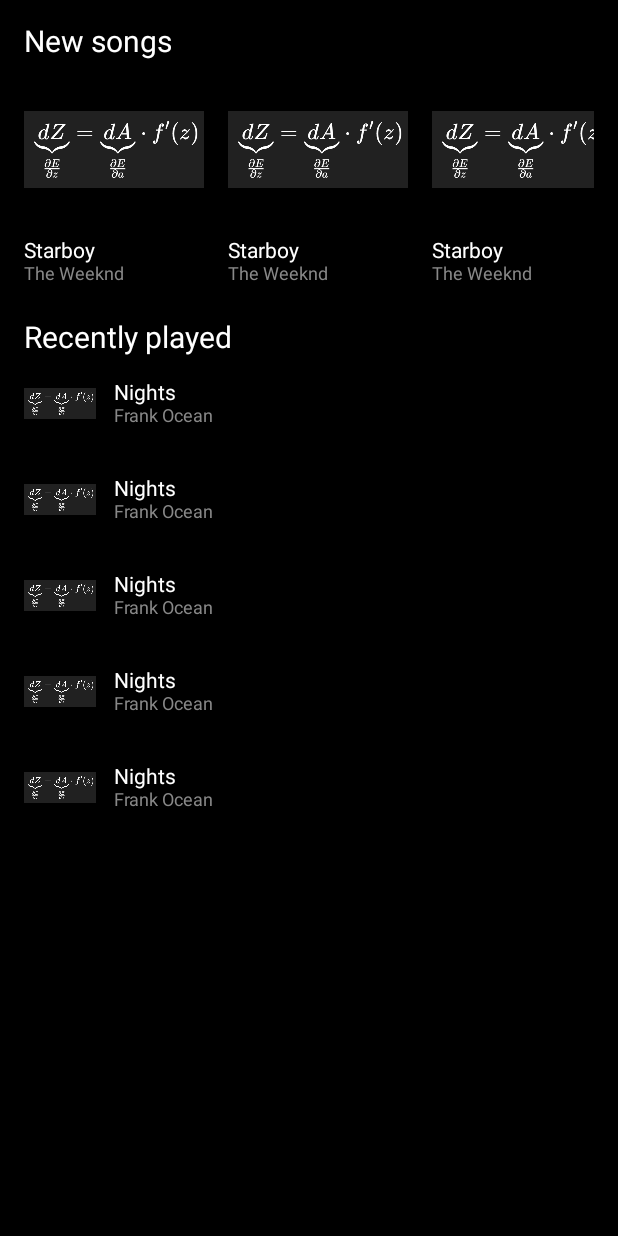
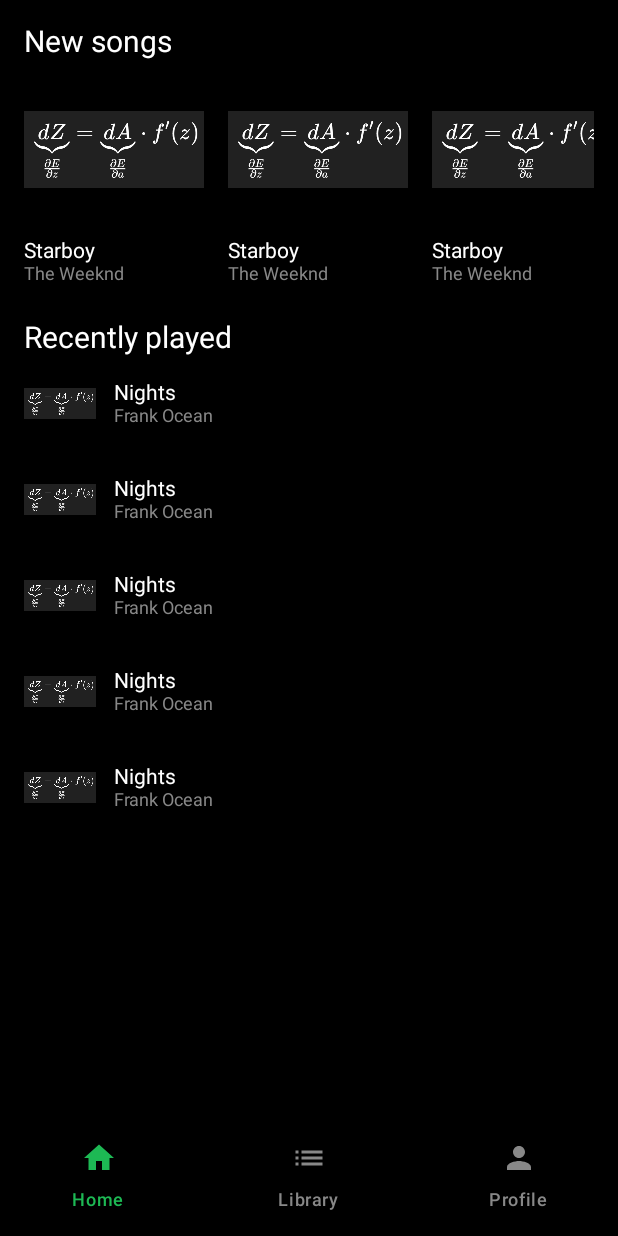
Before and after one commit to Labpro-21/if3210-tubes-mad-2025-if3210-2025-mad-kkb, an Android app built with Jetpack Compose: the HomeScreen screen opened through its navigation route, on a phone screen of 412 x 824 dp. Run offline under Robolectric (Android 15) with nearby library versions, the phone set to English and light mode, and no system bars.

Commit message:
feat: Navbar

```diff
--- /dev/null
+++ b/app/src/main/java/com/kkb/purrytify/BottomNavItem.kt
@@ -0,0 +1,17 @@
+package com.kkb.purrytify
+
+import androidx.compose.material.icons.Icons
+import androidx.compose.material.icons.filled.Home
+import androidx.compose.material.icons.filled.List
+import androidx.compose.material.icons.filled.Person
+import androidx.compose.ui.graphics.vector.ImageVector
+
+sealed class BottomNavItem(
+    val title: String,
+    val icon: ImageVector,
+    val route: String
+) {
+    object Home : BottomNavItem("Home", Icons.Default.Home, "home")
+    object Library : BottomNavItem("Library", Icons.Default.List, "library")
+    object Profile : BottomNavItem("Profile", Icons.Default.Person, "profile")
+}
--- /dev/null
+++ b/app/src/main/java/com/kkb/purrytify/ButtomNavigationBar.kt
@@ -0,0 +1,41 @@
+package com.kkb.purrytify
+
+import androidx.compose.material3.*
+import androidx.compose.runtime.*
+import androidx.compose.ui.graphics.Color
+import androidx.compose.ui.unit.dp
+import androidx.navigation.NavController
+
+@Composable
+fun BottomNavigationBar(navController: NavController, currentRoute: String) {
+    val items = listOf(
+        BottomNavItem.Home,
+        BottomNavItem.Library,
+        BottomNavItem.Profile
+    )
+
+    NavigationBar(
+        containerColor = Color.Black,
+        tonalElevation = 8.dp
+    ) {
+        items.forEach { item ->
+            NavigationBarItem(
+                icon = { Icon(item.icon, contentDescription = item.title) },
+                label = { Text(item.title) },
+                selected = currentRoute == item.route,
+                onClick = {
+                    if (currentRoute != item.route) {
+                        navController.navigate(item.route)
+                    }
+                },
+                colors = NavigationBarItemDefaults.colors(
+                    selectedIconColor = Color(0xFF1DB954),
+                    selectedTextColor = Color(0xFF1DB954),
+                    indicatorColor = Color.Black,
+                    unselectedIconColor = Color.Gray,
+                    unselectedTextColor = Color.Gray
+                )
+            )
+        }
+    }
+}
--- a/app/src/main/java/com/kkb/purrytify/HomeScreen.kt
+++ b/app/src/main/java/com/kkb/purrytify/HomeScreen.kt
@@ -12,18 +12,33 @@ import androidx.compose.ui.unit.*
 import androidx.compose.foundation.shape.RoundedCornerShape
 import androidx.compose.ui.draw.clip
 import androidx.compose.ui.tooling.preview.Preview
+import androidx.navigation.NavController
+import androidx.navigation.compose.rememberNavController
 
-@Preview
+@Preview(showBackground = true, backgroundColor = 0xFF000000)
 @Composable
-fun HomeScreen() {
+fun HomeScreenPreview() {
+    val navController = rememberNavController()
+    HomeScreen(navController = navController, currentRoute = "home")
+}
+
+
+@Composable
+fun HomeScreen(navController: NavController, currentRoute: String) {
+    Scaffold(
+        containerColor = Color.Black,
+        bottomBar = {
+            BottomNavigationBar(navController = navController, currentRoute = currentRoute)
+        }
+    ) { innerPadding ->
         Column(
             modifier = Modifier
+                .padding(innerPadding)
                 .background(Color.Black)
                 .fillMaxSize()
                 .padding(horizontal = 16.dp)
         ) {
             Spacer(modifier = Modifier.height(16.dp))
-
             Text("New songs", color = Color.White, fontSize = 20.sp)
 
             LazyRow {
@@ -75,3 +90,4 @@ fun HomeScreen() {
             }
         }
     }
+}
--- a/app/src/main/java/com/kkb/purrytify/MainActivity.kt
+++ b/app/src/main/java/com/kkb/purrytify/MainActivity.kt
@@ -20,7 +20,7 @@ class MainActivity : ComponentActivity() {
                     })
                 }
                 composable("home") {
-                    HomeScreen()
+                    HomeScreen(navController = navController, currentRoute = "home")
                 }
             }
         }
```
Also changed, not shown: app/src/main/res/drawable/ic_home.png (added), app/src/main/res/drawable/ic_library.png (added), app/src/main/res/drawable/ic_profile.png (added). Lines whose indentation alone changed are shown as unchanged.
